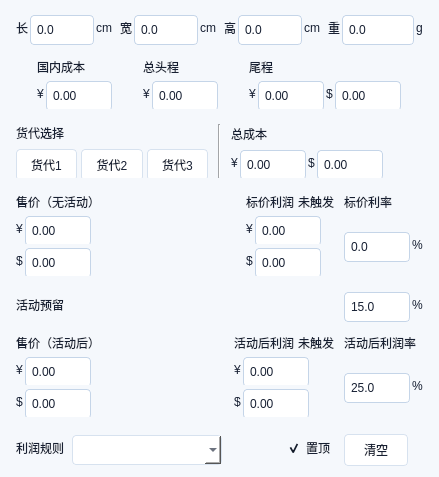
Above: src/profit_accounting_26/ui/forms/quick_calculator.ui from aidenkael/2.6.1 before the change. Below: the same form after it.
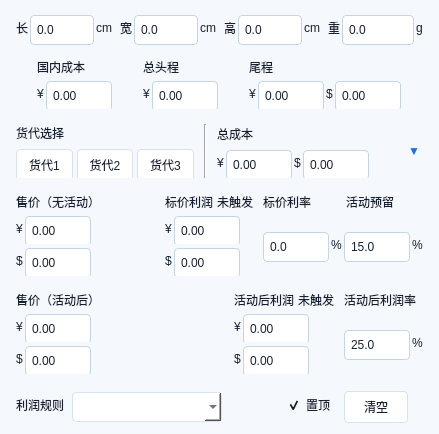
That is the form after the change.

Commit message:
fix: polish calculator input history and calibration behavior
UU测算 折叠（默认折叠、稳定尺寸切换、50 次 0 漂移）
+ 活动预留并入标价利率行（objectName/Binder 绑定不变）
+ 数值输入框首次点击全选（主软件/UU测算 共享公共实现）
+ 手工包装校准导出 Bug 修复（suggested==current_estimate 不再误杀用户输入，
  仅 reestimate_history 精确匹配才做旧兼容过滤）
+ 历史表格 Delete 键复用 _delete_selected（搜索框 Delete 安全）
+ UU护航/UU测算 各自单实例（两个 key，可同时各运行一个）

```diff
--- a/src/profit_accounting_26/ui/forms/quick_calculator.ui
+++ b/src/profit_accounting_26/ui/forms/quick_calculator.ui
@@ -930,6 +930,31 @@
          </layout>
         </widget>
        </item>
+        <item>
+         <widget class="QToolButton" name="btnQuickToggleDetails">
+          <property name="text">
+           <string>▼</string>
+          </property>
+          <property name="minimumSize">
+           <size>
+            <width>18</width>
+            <height>26</height>
+           </size>
+          </property>
+          <property name="maximumSize">
+           <size>
+            <width>18</width>
+            <height>26</height>
+           </size>
+          </property>
+          <property name="focusPolicy">
+           <enum>Qt::NoFocus</enum>
+          </property>
+          <property name="styleSheet">
+           <string>QToolButton{border:none;background:transparent;color:#176ff2;font-weight:600;padding:0;}</string>
+          </property>
+         </widget>
+        </item>
       </layout>
      </widget>
     </item>
@@ -1024,6 +1049,24 @@
         </widget>
        </item>
        <item row="0" column="2">
+         <widget class="QWidget" name="listPriceRateTitleHost" native="true">
+          <layout class="QHBoxLayout" name="listPriceRateTitleHostLayout">
+           <property name="spacing">
+            <number>6</number>
+           </property>
+           <property name="leftMargin">
+            <number>0</number>
+           </property>
+           <property name="topMargin">
+            <number>0</number>
+           </property>
+           <property name="rightMargin">
+            <number>0</number>
+           </property>
+           <property name="bottomMargin">
+            <number>0</number>
+           </property>
+           <item>
         <widget class="QLabel" name="lblListPriceProfitRateTitle">
          <property name="text">
           <string>标价利率</string>
@@ -1033,6 +1076,19 @@
          </property>
         </widget>
        </item>
+           <item>
+            <widget class="QLabel" name="lblPromotionReserve">
+             <property name="text">
+              <string>活动预留</string>
+             </property>
+             <property name="title">
+              <bool>true</bool>
+             </property>
+            </widget>
+           </item>
+          </layout>
+         </widget>
+        </item>
        <item row="1" column="0">
         <widget class="QWidget" name="noActivityPrice" native="true">
          <layout class="QVBoxLayout" name="noActivityPriceLayout">
@@ -1433,60 +1489,6 @@
             </property>
            </widget>
           </item>
-         </layout>
-        </widget>
-       </item>
-      </layout>
-     </widget>
-    </item>
-    <item>
-     <widget class="QFrame" name="promotionReserveSection">
-      <property name="section">
-       <bool>false</bool>
-      </property>
-      <layout class="QHBoxLayout" name="promotionReserveLayout">
-       <property name="spacing">
-        <number>6</number>
-       </property>
-       <property name="leftMargin">
-        <number>8</number>
-       </property>
-       <property name="topMargin">
-        <number>4</number>
-       </property>
-       <property name="rightMargin">
-        <number>8</number>
-       </property>
-       <property name="bottomMargin">
-        <number>4</number>
-       </property>
-       <item>
-        <widget class="QLabel" name="lblPromotionReserve">
-         <property name="text">
-          <string>活动预留</string>
-         </property>
-         <property name="title">
-          <bool>true</bool>
-         </property>
-        </widget>
-       </item>
-       <item>
-        <layout class="QHBoxLayout" name="promotionReserveValueRow">
-         <property name="spacing">
-          <number>2</number>
-         </property>
-         <property name="leftMargin">
-          <number>0</number>
-         </property>
-         <property name="topMargin">
-          <number>0</number>
-         </property>
-         <property name="rightMargin">
-          <number>0</number>
-         </property>
-         <property name="bottomMargin">
-          <number>0</number>
-         </property>
          <item>
           <widget class="QDoubleSpinBox" name="spinPromotionReserve">
            <property name="minimumSize">
@@ -1532,6 +1534,7 @@
           </widget>
          </item>
         </layout>
+        </widget>
        </item>
       </layout>
      </widget>
```
Lines whose indentation alone changed are shown as unchanged. The commit also changes 15 other files.
